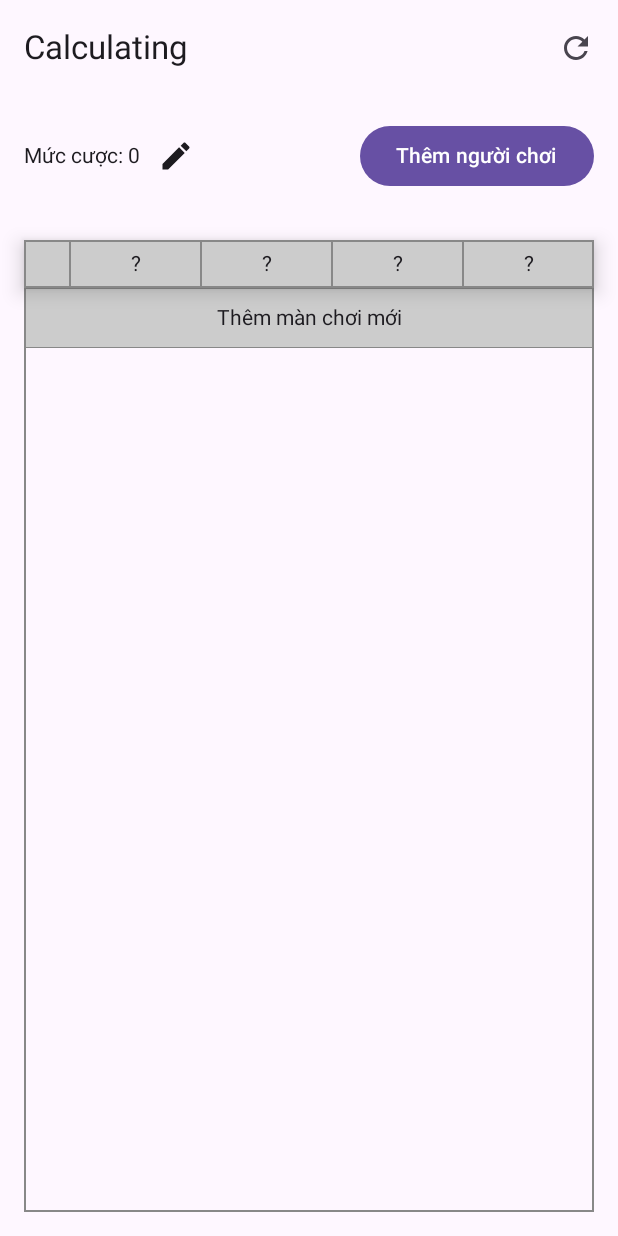
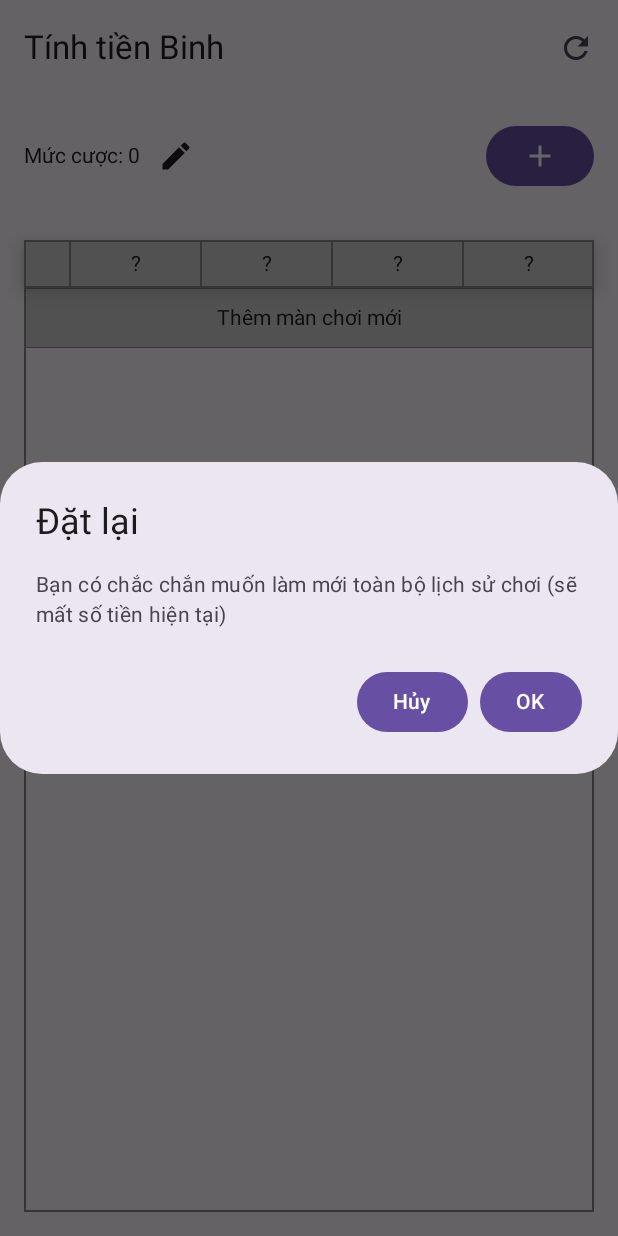
Before and after one commit to xuanthien123/counting_app, an Android app built with Jetpack Compose: the screen it shows after launch (MainActivity), after a tap on "Làm mới", on a phone screen of 412 x 824 dp. Run offline under Robolectric (Android 15) with nearby library versions, the phone set to English and light mode, and no system bars; our stand-ins replace Dagger/Hilt's generated code, Room's generated code.

Commit message:
optimize user experiment, add feature position icon

```diff
--- a/app/src/main/java/com/aquarina/countingapp/presentation/features/caculating_china_poker/CaculatingScreen.kt
+++ b/app/src/main/java/com/aquarina/countingapp/presentation/features/caculating_china_poker/CaculatingScreen.kt
@@ -1,15 +1,11 @@
 package com.aquarina.countingapp.presentation.features.caculating_china_poker
 
-import android.annotation.SuppressLint
-import androidx.compose.foundation.clickable
-import androidx.compose.foundation.interaction.MutableInteractionSource
 import androidx.compose.foundation.layout.Arrangement
 import androidx.compose.foundation.layout.Box
 import androidx.compose.foundation.layout.Column
 import androidx.compose.foundation.layout.Row
 import androidx.compose.foundation.layout.fillMaxWidth
 import androidx.compose.foundation.layout.padding
-import androidx.compose.foundation.layout.width
 import androidx.compose.foundation.lazy.grid.GridCells
 import androidx.compose.foundation.lazy.grid.LazyVerticalGrid
 import androidx.compose.foundation.lazy.grid.items
@@ -17,23 +13,18 @@ import androidx.compose.material.icons.Icons
 import androidx.compose.material.icons.filled.*
 import androidx.compose.material3.*
 import androidx.compose.runtime.Composable
-import androidx.compose.runtime.derivedStateOf
-import androidx.compose.runtime.getValue
-import androidx.compose.runtime.mutableStateListOf
-import androidx.compose.runtime.remember
 import androidx.compose.runtime.rememberCoroutineScope
 import androidx.compose.ui.Alignment
 import androidx.compose.ui.Modifier
 import androidx.compose.ui.input.pointer.pointerInput
 import androidx.compose.ui.platform.LocalFocusManager
+import androidx.compose.ui.unit.TextUnit
+import androidx.compose.ui.unit.TextUnitType
 import androidx.compose.ui.unit.dp
 import androidx.hilt.navigation.compose.hiltViewModel
 import androidx.navigation.NavController
 import com.aquarina.countingapp.presentation.components.formatToReadable
-import com.aquarina.countingapp.presentation.features.caculating_china_poker.component.DialogWidget
-import com.aquarina.countingapp.presentation.features.caculating_china_poker.component.DialogWidgetBetLevel
-import com.aquarina.countingapp.presentation.features.caculating_china_poker.component.StageDialogWidget
-import com.aquarina.countingapp.presentation.features.caculating_china_poker.component.TableScreen
+import com.aquarina.countingapp.presentation.features.caculating_china_poker.component.*
 
 @OptIn(ExperimentalMaterial3Api::class)
 @Composable
@@ -45,8 +36,12 @@ fun CalculatingScreen(navController: NavController, viewModel: PersonsViewModel
     val scaffoldState = rememberBottomSheetScaffoldState()
     val scope = rememberCoroutineScope()
     Scaffold(topBar = {
-        TopAppBar(title = { Text(text = "Calculating") }, actions = {
-            IconButton(onClick = { viewModel.refreshData() }) {
+        TopAppBar(title = { Text(text = "Tính tiền Binh") }, actions = {
+            IconButton(onClick = {
+                viewModel.showConfirmDialog(content = "Bạn có chắc chắn muốn làm mới toàn bộ lịch sử chơi (sẽ mất số tiền hiện tại)",
+                    title = "Đặt lại",
+                    function = { viewModel.refreshData() })
+            }) {
                 Icon(Icons.Default.Refresh, contentDescription = "Làm mới")
             }
         })
@@ -82,11 +77,14 @@ fun CalculatingScreen(navController: NavController, viewModel: PersonsViewModel
                             Icon(Icons.Default.Edit, contentDescription = "Chỉnh sửa")
                         }
                     }
-                    Button(onClick = {
+                    Button(
+                        enabled = state.persons.size < 4,
+                        onClick = {
 //                        viewModel.addPerson()
                         viewModel.showDialogBox(!showDialog)
                     }) {
-                        Text(text = "Thêm người chơi")
+//                        Text(text = "Thêm người chơi")
+                        Icon(Icons.Default.Add, contentDescription = "Thêm")
                     }
                 }
                 LazyVerticalGrid(
@@ -95,13 +93,26 @@ fun CalculatingScreen(navController: NavController, viewModel: PersonsViewModel
                         .padding(horizontal = 16.dp),
                     columns = GridCells.Fixed(2)
                 ) {
-                    items(state.persons) { value -> Text("${value.name}: ${((value.total * betLevel)).formatToReadable()}") }
+                    items(state.persons) { value ->
+                        Text(
+                            "${value.name}${
+                                viewModel.getAchievement(
+                                    value.total
+                                )
+                            }: ${((value.total * betLevel)).formatToReadable()}",
+                            fontSize = TextUnit(value = 16f, type = TextUnitType.Sp)
+                        )
+                    }
                 }
                 if (state.persons.isNotEmpty()) {
-                    Button(modifier = Modifier.padding(start = 16.dp, top = 16.dp), onClick = {
-                        viewModel.deleteAllPerson()
+                    Button(modifier = Modifier.padding(start = 16.dp, top = 16.dp, end = 16.dp).align(Alignment.End), onClick = {
+                        viewModel.showConfirmDialog(content = "Bạn có chắc chắn muốn xóa toàn bộ người chơi",
+                            title = "Xóa toàn bộ người chơi",
+                            function = { viewModel.deleteAllPerson() })
+
                     }) {
-                        Text(text = "Xóa toàn bộ người chơi")
+//                        Text(text = "Xóa toàn bộ người chơi")
+                        Icon(Icons.Default.Delete, contentDescription = "Xóa")
                     }
                 }
                 // Đảm bảo TableScreen có nội dung để hiển thị
@@ -109,6 +120,7 @@ fun CalculatingScreen(navController: NavController, viewModel: PersonsViewModel
                 DialogWidget()
                 DialogWidgetBetLevel()
                 StageDialogWidget()
+                DialogConfirm()
             }
         }
     }
--- a/app/src/main/java/com/aquarina/countingapp/presentation/features/caculating_china_poker/CalculatingViewModel.kt
+++ b/app/src/main/java/com/aquarina/countingapp/presentation/features/caculating_china_poker/CalculatingViewModel.kt
@@ -194,8 +194,6 @@ class PersonsViewModel @Inject constructor(
         for (index in 0 until listWinLoseState.value.size) {
             val listStages: MutableList<Int> = state.value.persons[index].stages.toMutableList()
             listStages[stage] = listWinLoseState.value[index].toIntOrNull() ?: 0
-            Log.d("NameInput", "stage: ${listStages[stage]}")
-            Log.d("NameInput", "stage: ${state.value.persons[index].copy(stages = listStages)}")
             onEvent(
                 PersonEvent.UpdatePerson(
                     person = state.value.persons[index].copy(
@@ -207,4 +205,37 @@ class PersonsViewModel @Inject constructor(
         }
     }
 
+    private val _showConfirmDialog = mutableStateOf(false)
+    val showConfirmDialog: State<Boolean> = _showConfirmDialog
+    var title: String = "Xác nhận"
+    var content: String = ""
+    var function: () -> Unit = {}
+    fun closeConfirmDialog() {
+        _showConfirmDialog.value = false
+    }
+
+    fun showConfirmDialog(title: String, content: String, function: () -> Unit) {
+        this.title = title
+        this.content = content
+        this.function = function
+        _showConfirmDialog.value = true
+
+    }
+
+    fun getAchievement(value: Int) : String {
+        return when {
+            value >= 75 -> return "🐐"
+            value in 50 until 75 -> "👑"
+            value in 30 until 50 -> "🥇"
+            value in 15 until 30 -> "🥈"
+            value in 1 until 15 -> "🥉"
+            value == 0 -> return ""
+            value in -14 until 0 -> "🐔"
+            value in -29 until -14 -> "🤮"
+            value in -49 until -29 -> "💩"
+            value in -74 until -49 -> "🏦"
+            else -> "⚰️"
+
+        }
+    }
 }
--- /dev/null
+++ b/app/src/main/java/com/aquarina/countingapp/presentation/features/caculating_china_poker/component/DialogConfirm.kt
@@ -0,0 +1,47 @@
+package com.aquarina.countingapp.presentation.features.caculating_china_poker.component
+
+import android.util.Log
+import androidx.compose.foundation.text.KeyboardOptions
+import androidx.compose.material3.AlertDialog
+import androidx.compose.material3.Button
+import androidx.compose.material3.Text
+import androidx.compose.material3.TextField
+import androidx.compose.runtime.Composable
+import androidx.compose.runtime.getValue
+import androidx.compose.runtime.mutableStateOf
+import androidx.compose.runtime.remember
+import androidx.compose.runtime.setValue
+import androidx.compose.ui.text.input.KeyboardType
+import androidx.hilt.navigation.compose.hiltViewModel
+import com.aquarina.countingapp.presentation.features.caculating_china_poker.PersonsViewModel
+
+@Composable
+fun DialogConfirm(viewModel: PersonsViewModel = hiltViewModel()) {
+    val showDialog: Boolean = viewModel.showConfirmDialog.value
+    val title = viewModel.title
+    val content = viewModel.content
+    val function = viewModel.function
+    if (showDialog) {
+        AlertDialog(
+            onDismissRequest = { viewModel.closeConfirmDialog() },
+            title = { Text(text = title) },
+            text = {
+                Text(text = content)
+            },
+            confirmButton = {
+                Button(onClick = {
+                    function.invoke()
+                    viewModel.closeConfirmDialog()
+                }) {
+                    Text("OK")
+                }
+            },
+            dismissButton = {
+                Button(onClick = { viewModel.closeConfirmDialog() }) {
+                    Text("Hủy")
+                }
+            }
+        )
+    }
+
+}
--- a/buildSrc/src/main/kotlin/Dependencies.kt
+++ b/buildSrc/src/main/kotlin/Dependencies.kt
@@ -52,7 +52,7 @@ object Dependencies {
     }
 
     object Testing {
-        const val junit4 = "androidx.compose.ui:ui-test-junit4"
+        const val junit4 = "androidx.compose.ui:ui-test-junit4:1.0.5"
     }
 }
 
```
Also changed, not shown: app/build.gradle.kts (+12 -2 lines), app/src/main/java/com/aquarina/countingapp/presentation/features/caculating_china_poker/component/DialogEditBetLevel.kt (+9 -0 lines), app/src/main/java/com/aquarina/countingapp/presentation/features/caculating_china_poker/component/DialogWidget.kt (+8 -0 lines), app/src/main/java/com/aquarina/countingapp/presentation/features/caculating_china_poker/component/StageDialogWidget.kt (+7 -0 lines), 35 other files.
